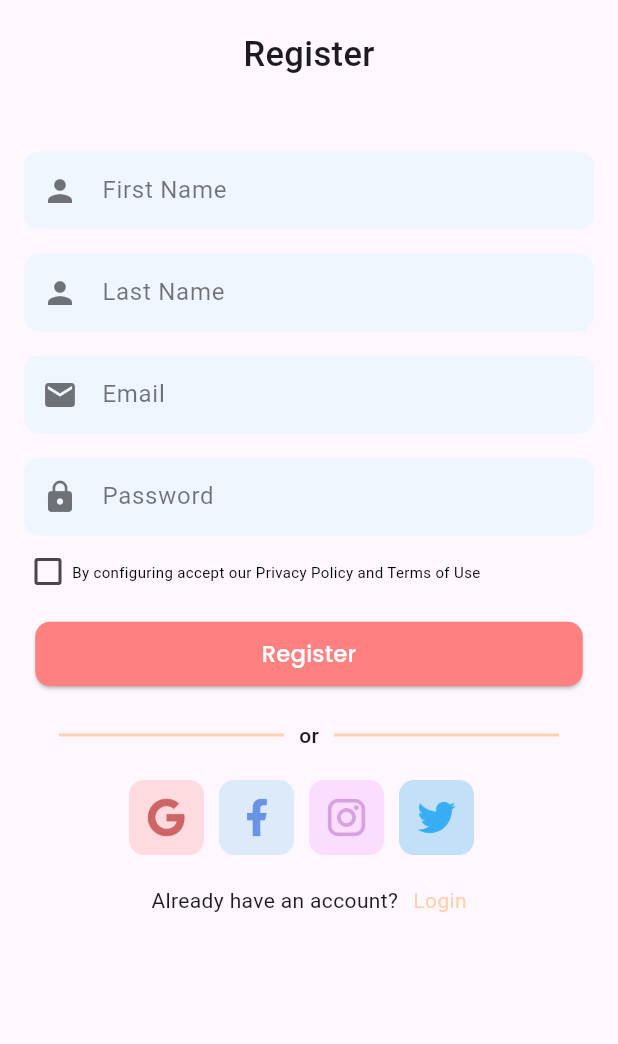
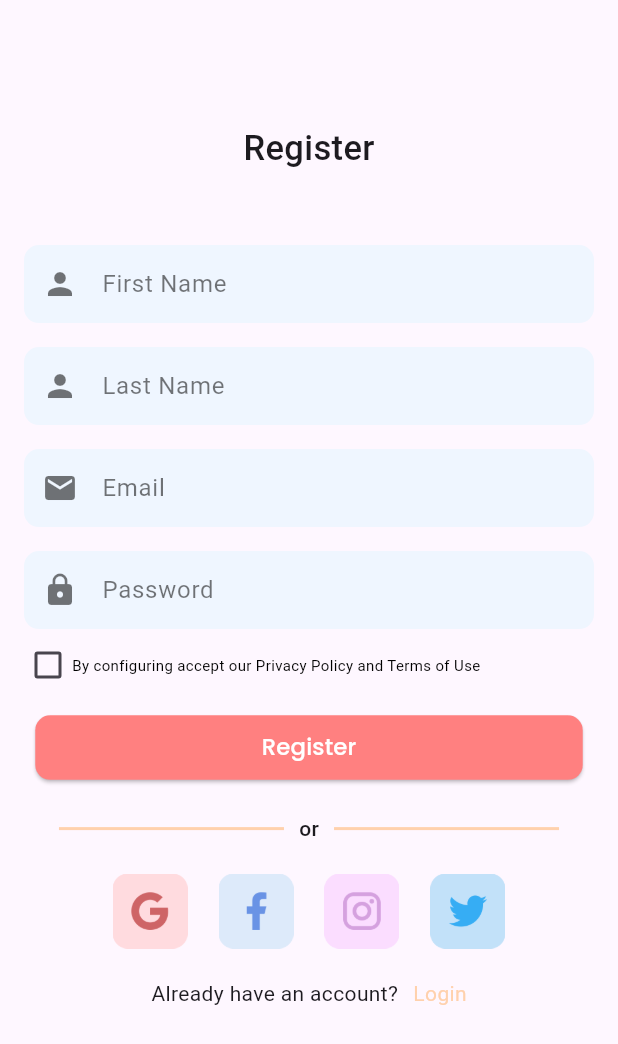
Before and after one commit to PradiptaAhmad/iLearn_project, a Flutter app: the screen it shows after launch, on a phone screen of 412 x 824 dp. Shown: the top 1044 px of the screen. Run offline on Flutter 3.47's test engine with Material 2 defaults, Android fonts, the phone set to English and light mode, and no system bars; our stand-ins replace google_fonts, introduction_screen.

Commit message:
[A} Fixing style Image logo

```diff
--- a/lib/main.dart
+++ b/lib/main.dart
@@ -1,5 +1,4 @@
 import 'package:flutter/material.dart';
-import 'package:ilearn_project/pages/onboarding/onboard.dart';
 import 'package:ilearn_project/pages/register_page/register.dart';
 
 void main() {
@@ -17,7 +16,7 @@ class MyApp extends StatelessWidget {
         colorScheme: ColorScheme.fromSeed(seedColor: Colors.deepPurple),
         useMaterial3: true,
       ),
-      home: Regsiter(),
+      home: Register(),
     );
   }
 }
--- a/lib/pages/register_page/register.dart
+++ b/lib/pages/register_page/register.dart
@@ -5,17 +5,23 @@ import 'package:ilearn_project/core/themes.dart';
 import 'package:ilearn_project/pages/register_page/widget/checkbox.dart';
 import 'package:ilearn_project/pages/register_page/widget/userinput.dart';
 
-class Regsiter extends StatelessWidget {
-  const Regsiter({super.key});
+class Register extends StatelessWidget {
+  const Register({super.key});
+
+
 
   @override
   Widget build(BuildContext context) {
+    double screenWidth = MediaQuery.of(context).size.width;
+    double screenHeight = MediaQuery.of(context).size.height;
+
     return Scaffold(
       body: Padding(
         padding: const EdgeInsets.symmetric(horizontal: 16.0),
+        child: SingleChildScrollView(
           child: Column(
             children: [
-            SizedBox(height: 20),
+              SizedBox(height: screenHeight * 0.1),
               Align(
                 alignment: Alignment.center,
                 child: Text(
@@ -70,6 +76,7 @@ class Regsiter extends StatelessWidget {
             ],
           ),
         ),
+      ),
     );
   }
 }
--- /dev/null
+++ b/lib/pages/register_page/widget/btnLogo.dart
@@ -0,0 +1,42 @@
+import 'package:flutter/material.dart';
+
+class BtnLogo extends StatelessWidget {
+  const BtnLogo({super.key});
+  final logoSize = 50.0;
+  @override
+  Widget build(BuildContext context) {
+    double screenHeight = MediaQuery.of(context).size.height;
+    double screenWidth = MediaQuery.of(context).size.width;
+
+    Widget _InkWell(VoidCallback? OnTap, String imgPath) {
+      return InkWell(
+        child: Image.asset(
+          imgPath,
+          width: logoSize,
+          height: logoSize,
+        ),
+        onTap: OnTap,
+      );
+    }
+
+    return Row(
+      children: [
+        _InkWell(() {
+          print("Google is tapped");
+        }, "assets/logo/google.png"),
+        SizedBox(width: screenWidth * 0.05),
+        _InkWell(() {
+          print("Facebook is tapped");
+        }, "assets/logo/facebook.png"),
+        SizedBox(width: screenWidth * 0.05),
+        _InkWell(() {
+          print("Instagram is tapped");
+        }, "assets/logo/ig.png"),
+        SizedBox(width: screenWidth * 0.05),
+        _InkWell(() {
+          print("Twitter is tapped");
+        }, "assets/logo/twt.png"),
+      ],
+    );
+  }
+}
--- a/lib/pages/register_page/widget/logo.dart
+++ b/lib/pages/register_page/widget/logo.dart
@@ -1,16 +1,10 @@
 import 'package:flutter/material.dart';
+import 'package:ilearn_project/pages/register_page/widget/btnLogo.dart';
 
 class Logo extends StatelessWidget {
   @override
   Widget build(BuildContext context) {
-    final logoSize = 50.0;
 
-    final logoPaths = [
-      "assets/logo/google.png",
-      "assets/logo/facebook.png",
-      "assets/logo/ig.png",
-      "assets/logo/twt.png",
-    ];
 
     return Center(
       child: Padding(
@@ -18,16 +12,9 @@ class Logo extends StatelessWidget {
         child: SingleChildScrollView(
           scrollDirection: Axis.horizontal,
           child: Row(
-            children: List.generate(logoPaths.length, (index) {
-              return Padding(
-                padding: EdgeInsets.only(right: 10), // Jarak antara logo
-                child: Image.asset(
-                  logoPaths[index],
-                  width: logoSize,
-                  height: logoSize,
-                ),
-              );
-            }),
+            children: [
+              BtnLogo(),
+            ],
           ),
         ),
       ),
```
Also changed, not shown: pubspec.lock. Lines whose indentation alone changed are shown as unchanged.
